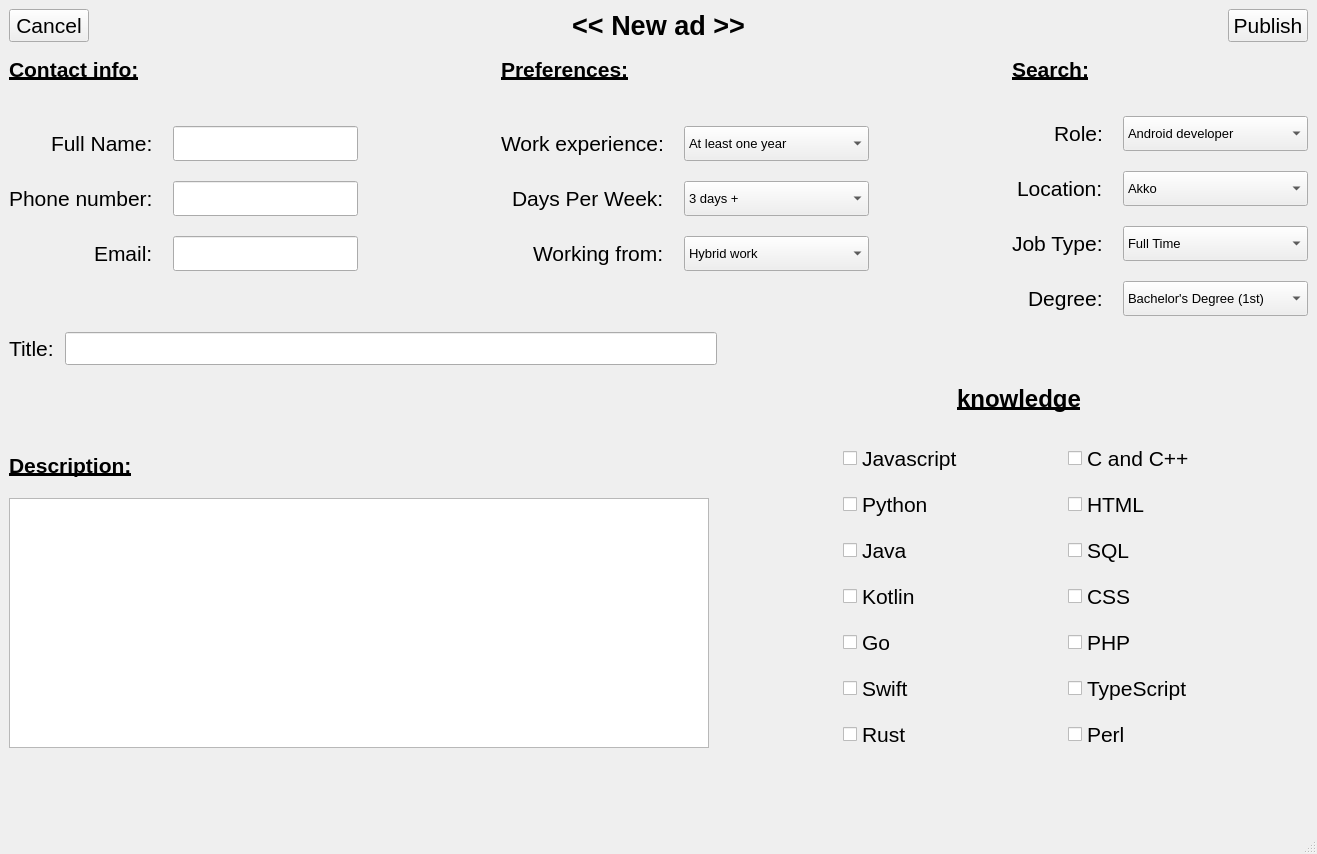
The window that ui/new_ad.ui (IvnGenza/EasyJob_39) describes before a commit, drawn with Qt 5.
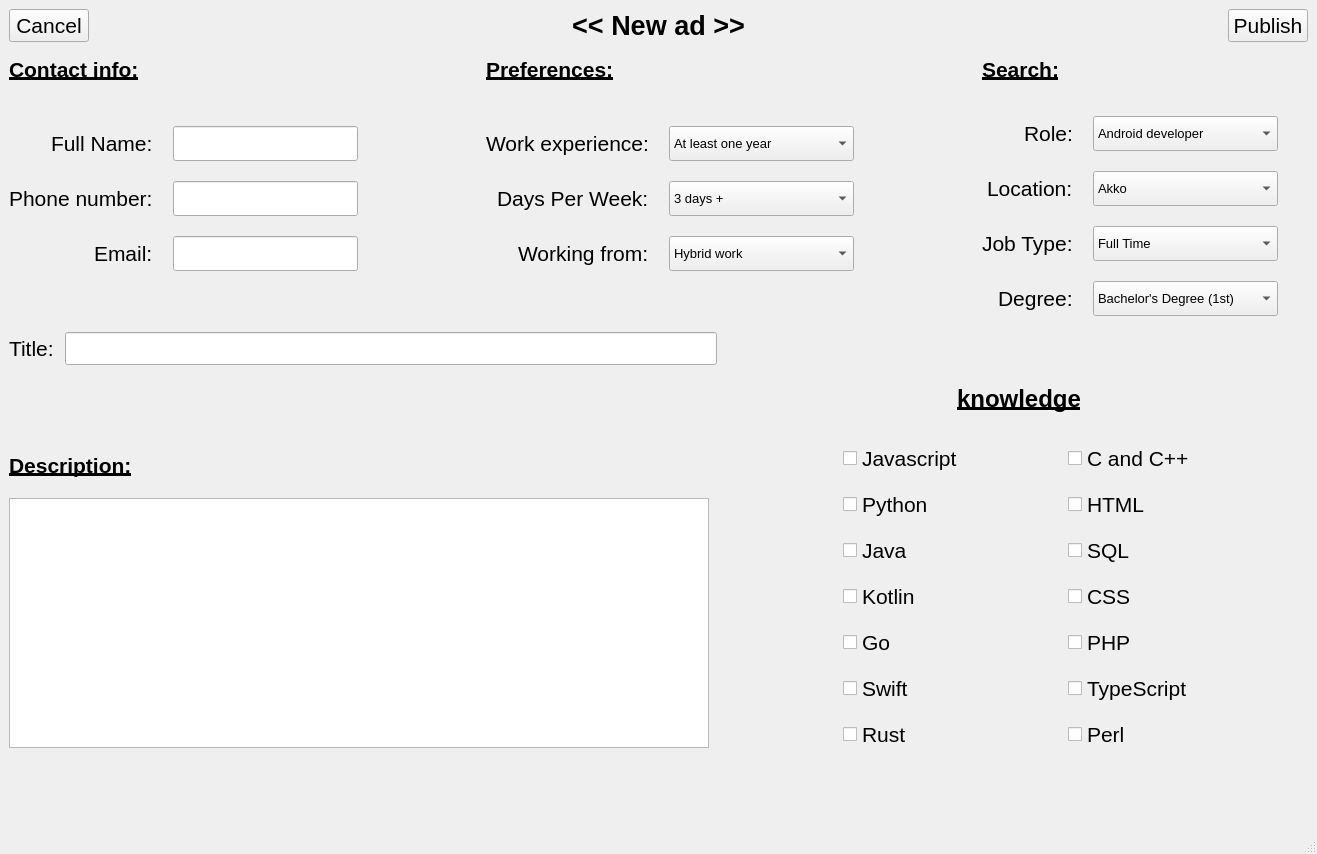
The same window after the commit.

Patch:
```diff
--- a/ui/new_ad.ui
+++ b/ui/new_ad.ui
@@ -912,6 +912,22 @@
         </item>
        </layout>
       </item>
+      <item>
+       <spacer name="horizontalSpacer_10">
+        <property name="orientation">
+         <enum>Qt::Horizontal</enum>
+        </property>
+        <property name="sizeType">
+         <enum>QSizePolicy::Minimum</enum>
+        </property>
+        <property name="sizeHint" stdset="0">
+         <size>
+          <width>30</width>
+          <height>20</height>
+         </size>
+        </property>
+       </spacer>
+      </item>
      </layout>
     </item>
     <item>
```
